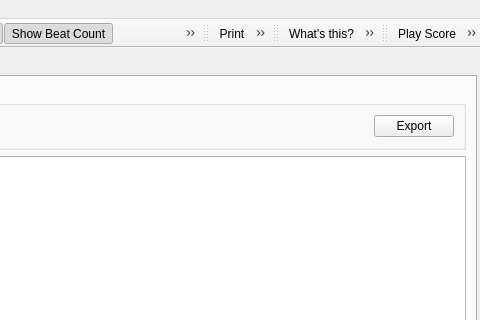
Old version of the form src/GUI/drumburp.ui in the repository Whatang/DrumBurp; both pictures show x 674 to 1154 and y 0 to 320 of the 1154 by 769 pixel window.
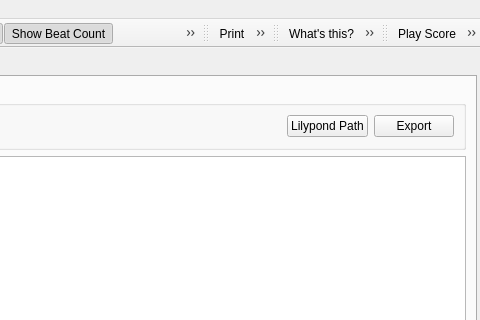
New version of the form. The open tabs and pages were chosen to show the change. Icons and pictures are not drawn. Custom widgets are drawn as their Qt base class.

Commit message: Add button to force change of lilypond path.

```diff
--- a/src/GUI/drumburp.ui
+++ b/src/GUI/drumburp.ui
@@ -43,7 +43,7 @@
        <enum>QTabWidget::Triangular</enum>
       </property>
       <property name="currentIndex">
-       <number>0</number>
+       <number>1</number>
       </property>
       <widget class="QWidget" name="textTab">
        <attribute name="title">
@@ -386,7 +386,7 @@
              </property>
             </widget>
            </item>
-           <item row="0" column="4">
+           <item row="0" column="5">
             <widget class="QPushButton" name="exportLilypondButton">
              <property name="text">
               <string>Export</string>
@@ -415,6 +415,13 @@
              </property>
             </widget>
            </item>
+           <item row="0" column="4">
+            <widget class="QPushButton" name="lilypondPathButton">
+             <property name="text">
+              <string>Lilypond Path</string>
+             </property>
+            </widget>
+           </item>
            <item row="0" column="1">
             <widget class="QSpinBox" name="lilypondSize">
              <property name="toolTip">
```
The commit also changes 2 other files.
